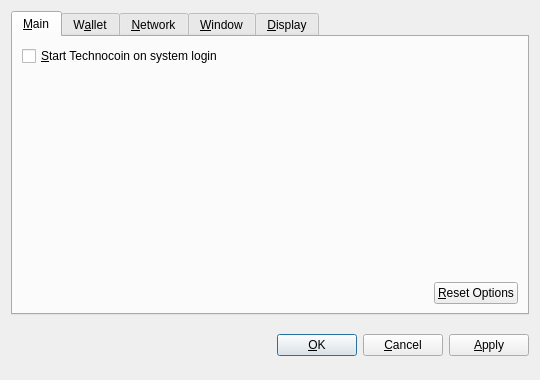
Qt form src/qt/forms/optionsdialog.ui (hwcarr/winscoin6) before a commit.
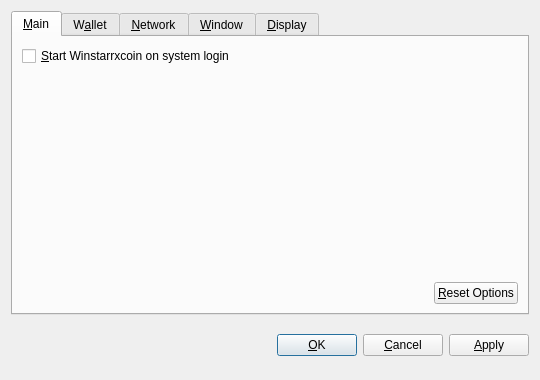
The same form after that commit. Custom widgets are drawn as their Qt base class.

What changed in the file:
```diff
--- a/src/qt/forms/optionsdialog.ui
+++ b/src/qt/forms/optionsdialog.ui
@@ -36,7 +36,7 @@
           <string>Automatically start Technocoin after logging in to the system.</string>
          </property>
          <property name="text">
-          <string>&amp;Start Technocoin on system login</string>
+          <string>&amp;Start Winstarrxcoin on system login</string>
          </property>
         </widget>
        </item>
```
Left out of the diff: 12 changed lines with no effect on the pictures.
